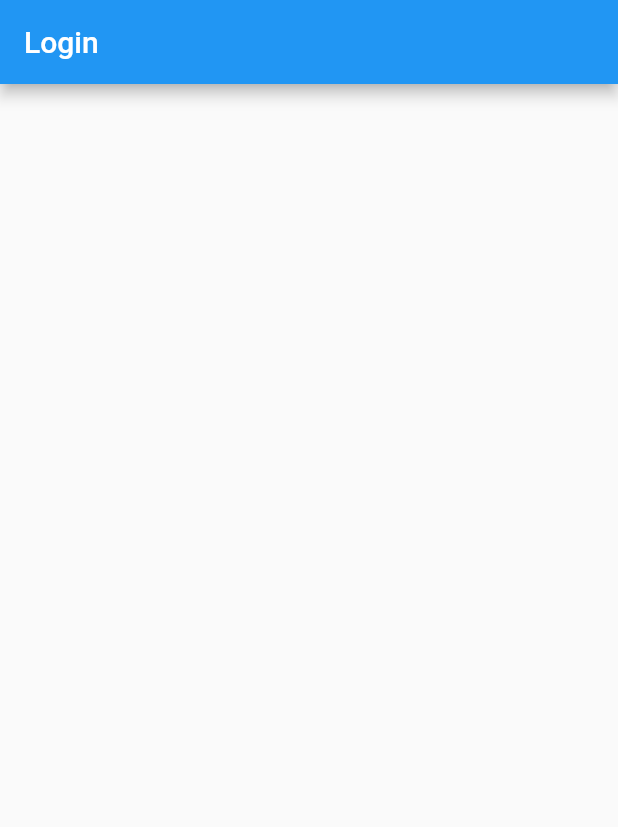
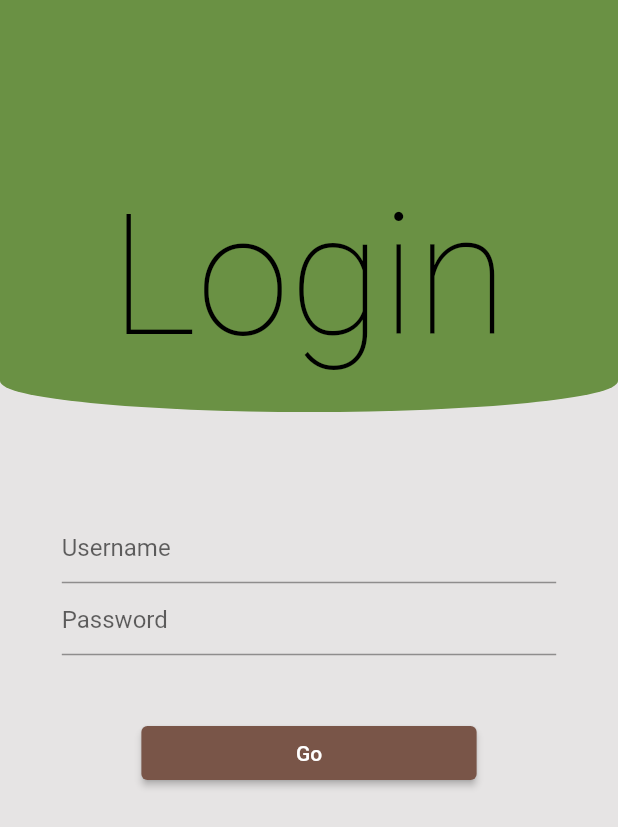
Before and after one commit to HonsonCooky/Flat-Out-Management, a Flutter app: the screen it shows after launch, on a phone screen of 412 x 824 dp. Shown: the top 827 px of the screen. Run offline on Flutter 3.47's test engine with Material 2 defaults, Android fonts, the phone set to English and light mode, and no system bars; our stand-ins replace google_fonts; generated files the repository leaves out were written again; Roboto replaces fonts that are missing (Merriweather Sans).

Commit message:
Login Page started

```diff
--- /dev/null
+++ b/flat_out_app/lib/Components/Atoms/header_large.dart
@@ -0,0 +1,25 @@
+import 'package:flutter/cupertino.dart';
+import 'package:flutter/material.dart';
+
+class HeaderLarge extends StatelessWidget {
+  final String title;
+  final double Function(BuildContext context) xRad = (BuildContext context) => MediaQuery.of(context).size.width * 10;
+  final double Function(BuildContext context) yRad = (BuildContext context) => MediaQuery.of(context).size.height / 2;
+
+  HeaderLarge(this.title);
+
+  @override
+  Widget build(BuildContext context) {
+    return Container(
+      width: MediaQuery.of(context).size.width,
+      height: MediaQuery.of(context).size.height / 3,
+      alignment: Alignment.bottomCenter,
+      padding: EdgeInsets.symmetric(vertical: 25.0),
+      margin: EdgeInsets.only(bottom: 25.0),
+      child: Text(title, style: Theme.of(context).textTheme.headline1),
+      decoration: BoxDecoration(
+          color: Theme.of(context).primaryColor,
+          borderRadius: BorderRadius.vertical(bottom: Radius.elliptical(xRad(context), yRad(context)))),
+    );
+  }
+}
--- /dev/null
+++ b/flat_out_app/lib/Components/Atoms/unfocus_wrapper.dart
@@ -0,0 +1,20 @@
+import 'package:flutter/cupertino.dart';
+
+class UnFocusWrapper extends StatelessWidget {
+  final Widget child;
+
+  UnFocusWrapper({required this.child});
+
+  @override
+  Widget build(BuildContext context) {
+    return GestureDetector(
+      onTap: () {
+        FocusScopeNode currentFocus = FocusScope.of(context);
+        if (!currentFocus.hasPrimaryFocus) {
+          currentFocus.unfocus();
+        }
+      },
+      child: child,
+    );
+  }
+}
--- /dev/null
+++ b/flat_out_app/lib/Components/Molecules/generic_user_info_page.dart
@@ -0,0 +1,51 @@
+import 'package:flat_out_app/Components/Atoms/header_large.dart';
+import 'package:flat_out_app/Components/Atoms/unfocus_wrapper.dart';
+import 'package:flutter/cupertino.dart';
+import 'package:flutter/material.dart';
+
+class GenericUserInfoExtract extends StatelessWidget {
+  final String title;
+  final String btnText;
+  final List<Widget> children;
+  final Future<bool> Function() onSubmit;
+  final double headerYElliptical = 50.0;
+
+  GenericUserInfoExtract({required this.title, required this.children, required this.btnText, required this.onSubmit});
+
+  Future<void> submit(BuildContext context) async {
+    FocusScopeNode currentFocus = FocusScope.of(context);
+    if (!currentFocus.hasPrimaryFocus) {
+      currentFocus.unfocus();
+    }
+    bool success = await onSubmit();
+  }
+
+  @override
+  Widget build(BuildContext context) {
+    return UnFocusWrapper(
+      child: Scaffold(
+        body: Column(
+          mainAxisSize: MainAxisSize.min,
+          crossAxisAlignment: CrossAxisAlignment.center,
+          children: [
+            HeaderLarge(title),
+            Container(
+              margin: EdgeInsets.symmetric(
+                  horizontal: MediaQuery.of(context).size.width / 10,
+                  vertical: MediaQuery.of(context).size.height / 20),
+              child: Column(children: children),
+            ),
+            ElevatedButton(
+              onPressed: () async => await submit(context),
+              style: ButtonStyle(
+                padding:
+                    MaterialStateProperty.all(EdgeInsets.symmetric(horizontal: MediaQuery.of(context).size.width / 4)),
+              ),
+              child: Text(btnText),
+            ),
+          ],
+        ),
+      ),
+    );
+  }
+}
--- /dev/null
+++ b/flat_out_app/lib/Components/Utils/fom_theme.dart
@@ -0,0 +1,62 @@
+import 'package:flutter/material.dart';
+import 'package:google_fonts/google_fonts.dart';
+
+class FomThemes {
+  static ThemeData light() {
+    return ThemeData(
+      primarySwatch: Colors.brown,
+      primaryColor: const Color(0xff6a9144),
+      primaryColorLight: Colors.brown,
+      canvasColor: const Color(0xffe6e4e4),
+      focusColor: Colors.lightGreen,
+      errorColor: const Color(0xfff48d36),
+      cardColor: Colors.lightGreen,
+
+      textTheme: GoogleFonts.getTextTheme("Merriweather Sans", TextTheme(
+        headline1: TextStyle(
+          color: Color(0xff000000),
+        ),
+        headline2: TextStyle(
+          color: Color(0xff000000),
+        ),
+        headline3: TextStyle(
+          color: Color(0xff000000),
+        ),
+        headline4: TextStyle(
+          color: Color(0xff000000),
+        ),
+        headline5: TextStyle(
+          color: Color(0xff000000),
+        ),
+        headline6: TextStyle(
+          color: Color(0xff000000),
+        ),
+        overline: TextStyle(
+          color: Color(0xff000000),
+        ),
+        subtitle1: TextStyle(
+          color: Color(0xff000000),
+        ),
+        subtitle2: TextStyle(
+          color: Color(0xff000000),
+        ),
+        bodyText1: TextStyle(
+          color: Color(0xff000000),
+        ),
+        bodyText2: TextStyle(
+          color: Color(0xff000000),
+        ),
+        button: TextStyle(
+          color: Color(0xff000000),
+        ),
+        caption: TextStyle(
+          color: Color(0xff5e5e5e),
+        ),
+      )),
+    );
+  }
+
+  static ThemeData dark() {
+    return ThemeData.dark();
+  }
+}
--- /dev/null
+++ b/flat_out_app/lib/Fom_Pages/AuthFlow/login_page.dart
@@ -0,0 +1,40 @@
+import 'package:flat_out_app/Components/Molecules/generic_user_info_page.dart';
+import 'package:flutter/material.dart';
+
+class LoginPage extends StatelessWidget {
+  final TextEditingController usernameVal = new TextEditingController();
+  final TextEditingController passwordVal = new TextEditingController();
+
+  Future<bool> attemptLogin() async {
+    print(usernameVal.text);
+    print(passwordVal.text);
+
+    return false;
+  }
+
+  @override
+  Widget build(BuildContext context) {
+    return Scaffold(
+      body: GenericUserInfoExtract(
+        title: "Login",
+        children: [
+          TextField(
+            controller: usernameVal,
+            decoration: InputDecoration(
+              hintText: "Username",
+            ),
+          ),
+          TextField(
+            controller: passwordVal,
+            obscureText: true,
+            decoration: InputDecoration(
+              hintText: "Password",
+            ),
+          )
+        ],
+        btnText: "Go",
+        onSubmit: attemptLogin,
+      ),
+    );
+  }
+}
--- /dev/null
+++ b/flat_out_app/lib/Fom_Pages/fom_base.dart
@@ -0,0 +1,41 @@
+import 'package:flat_out_app/BusinessLogic/runtime_cache.dart';
+import 'package:flat_out_app/Fom_Pages/AppFlow/home.dart';
+import 'package:flat_out_app/Fom_Pages/AuthFlow/login_page.dart';
+import 'package:flutter/cupertino.dart';
+import 'package:flutter/material.dart';
+
+import '../BusinessLogic/theme_notifier.dart';
+import '../Components/Utils/fom_theme.dart';
+
+class FomBase extends StatefulWidget {
+  const FomBase({Key? key}) : super(key: key);
+
+  @override
+  State<StatefulWidget> createState() => _FomBaseState();
+}
+
+class _FomBaseState extends State<StatefulWidget> {
+  Widget home = runtimeCache.user != null ? HomePage() : LoginPage();
+
+  @override
+  void initState() {
+    super.initState();
+    themeNotifier.addListener(() {
+      setState(() {});
+    });
+    runtimeCache.addListener(() {
+      setState(() {});
+    });
+  }
+
+  @override
+  Widget build(BuildContext context) {
+    return MaterialApp(
+      debugShowCheckedModeBanner: false,
+      theme: FomThemes.light(),
+      darkTheme: FomThemes.dark(),
+      themeMode: themeNotifier.currentTheme(),
+      home: SafeArea(child: home),
+    );
+  }
+}
--- a/flat_out_app/lib/main.dart
+++ b/flat_out_app/lib/main.dart
@@ -1,23 +1,6 @@
+import 'package:flat_out_app/Fom_Pages/fom_base.dart';
 import 'package:flutter/material.dart';
 
 void main() {
-  runApp(const FOM());
+  runApp(const FomBase());
 }
-
-class FOM extends StatelessWidget {
-  const FOM({Key? key}) : super(key: key);
-
-
-
-  @override
-  Widget build(BuildContext context) {
-    return MaterialApp(
-      home: Scaffold(
-        appBar: AppBar(
-          title: const Text("Login"),
-        ),
-      ),
-    );
-  }
-
-}
```
Also changed, not shown: flat_out_app/lib/BusinessLogic/http_requests.dart (added, +9 -0 lines), flat_out_app/lib/BusinessLogic/local_storage.dart (added, +9 -0 lines), flat_out_app/lib/BusinessLogic/runtime_cache.dart (added, +22 -0 lines), flat_out_app/lib/BusinessLogic/theme_notifier.dart (added, +16 -0 lines), flat_out_app/lib/Fom_Pages/AppFlow/home.dart (added, +16 -0 lines), flat_out_app/pubspec.yaml (+4 -3 lines), flat_out_app/pubspec.lock.
